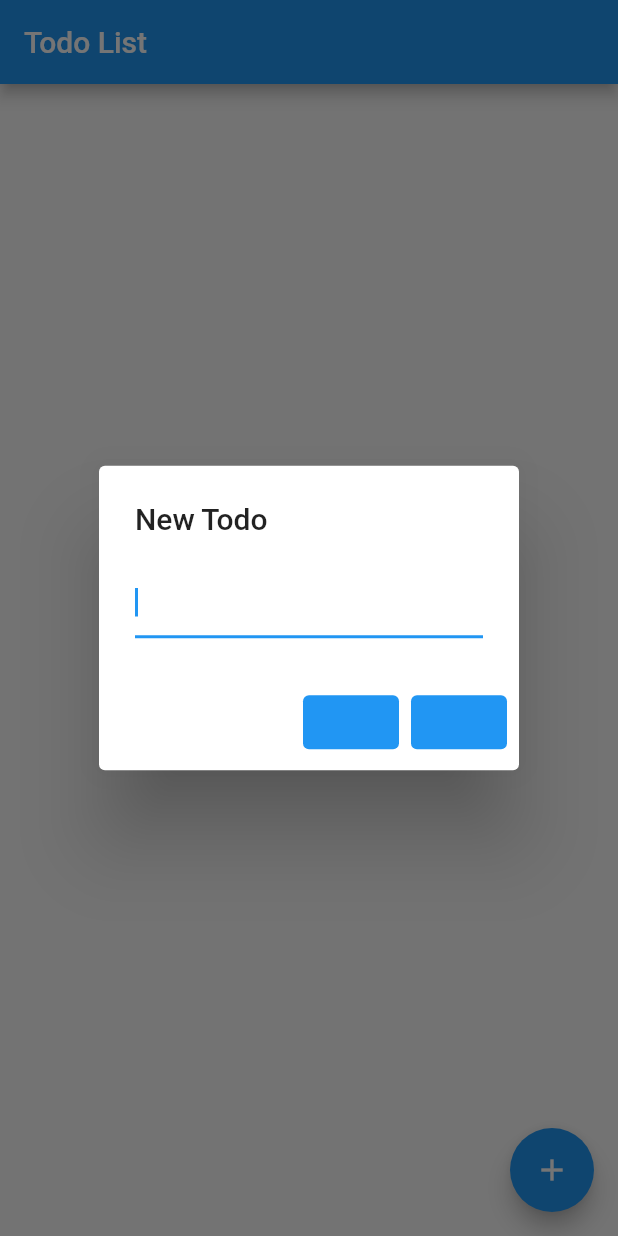
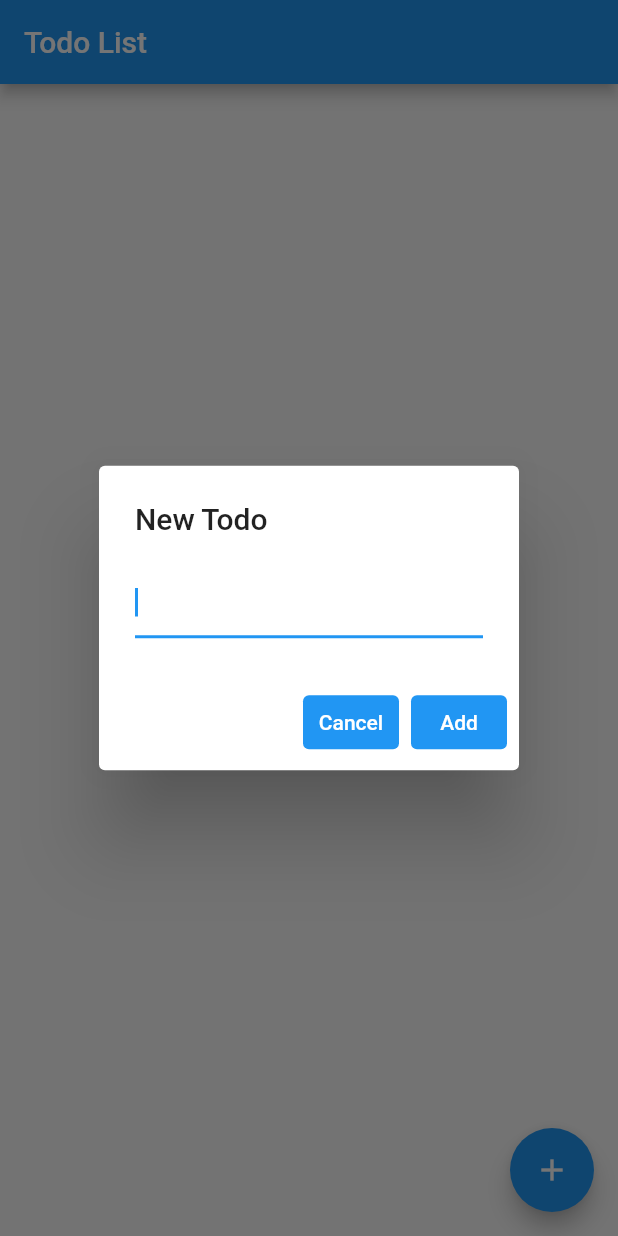
Before and after one commit to KIMGEEK/toy-project-flutter, a Flutter app: the screen it shows after launch, after a tap on the "add" icon, on a phone screen of 412 x 824 dp. Run offline on Flutter 3.47's test engine with Material 2 defaults, Android fonts, the phone set to English and light mode, and no system bars.

Commit message:
Fix text color for view

```diff
--- a/todolist/lib/todo_list.dart
+++ b/todolist/lib/todo_list.dart
@@ -23,6 +23,7 @@ class _TodoListState extends State<TodoList> {
     final todo = todos[index];
 
     return CheckboxListTile(
+      title: Text(todo.title),
       value: todo.isDone,
       onChanged: (bool? isChecked) {
         if (isChecked != null) {
@@ -34,7 +35,8 @@ class _TodoListState extends State<TodoList> {
 
   final ButtonStyle flatButtonStyle = TextButton.styleFrom(
     backgroundColor: Colors.blue,
-    padding: EdgeInsets.all(8),
+    padding: const EdgeInsets.all(8),
+    primary: Colors.white,
   );
 
   _addTodo() {
@@ -42,7 +44,7 @@ class _TodoListState extends State<TodoList> {
       context: context,
       builder: (BuildContext context) {
         return AlertDialog(
-          title: Text('New Todo'),
+          title: const Text('New Todo'),
           content: TextField(
             controller: controller,
             autofocus: true,
@@ -53,7 +55,7 @@ class _TodoListState extends State<TodoList> {
               onPressed: () {
                 Navigator.of(context).pop();
               },
-              child: Text('Cancel'),
+              child: const Text('Cancel'),
             ),
             TextButton(
               style: flatButtonStyle,
@@ -67,7 +69,7 @@ class _TodoListState extends State<TodoList> {
                   Navigator.of(context).pop();
                 });
               },
-              child: Text('Add'),
+              child: const Text('Add'),
             ),
           ],
         );
@@ -78,7 +80,7 @@ class _TodoListState extends State<TodoList> {
   @override
   Widget build(BuildContext context) {
     return Scaffold(
-      appBar: AppBar(title: Text('Todo List')),
+      appBar: AppBar(title: const Text('Todo List')),
       body: ListView.builder(
         itemBuilder: _buildItem,
         itemCount: todos.length,
```
Also changed, not shown: 1 other file.
